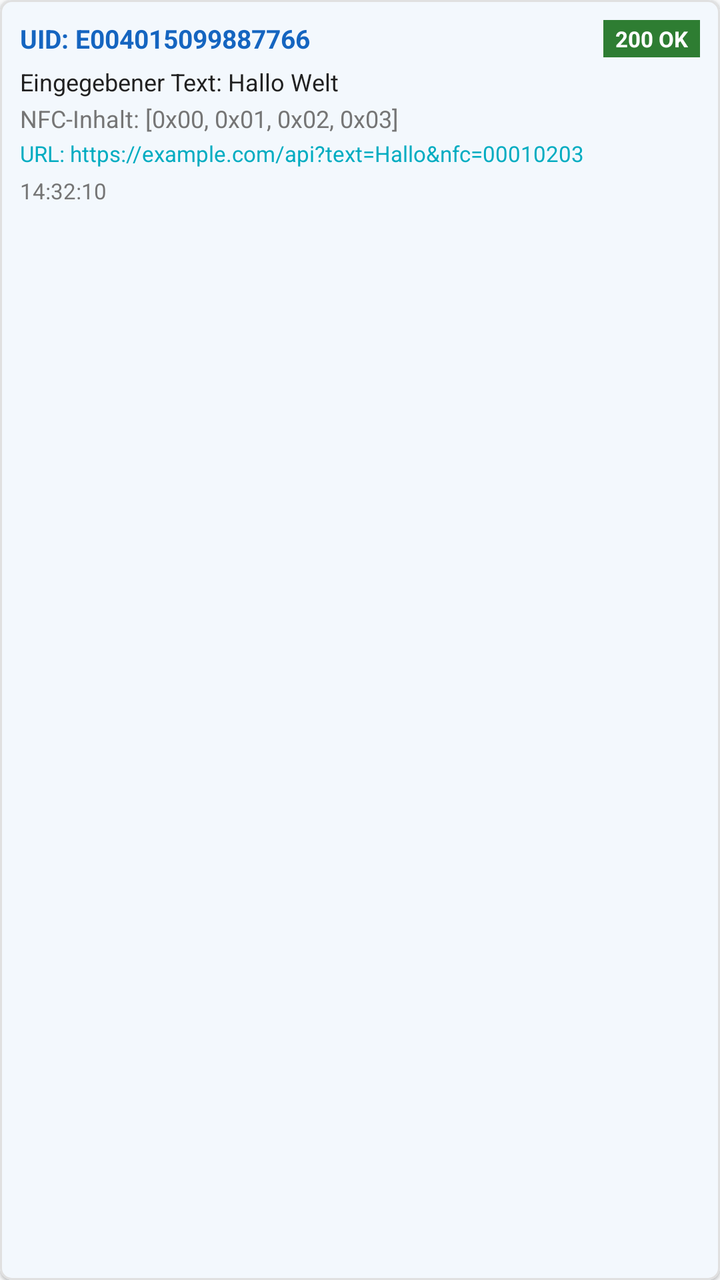
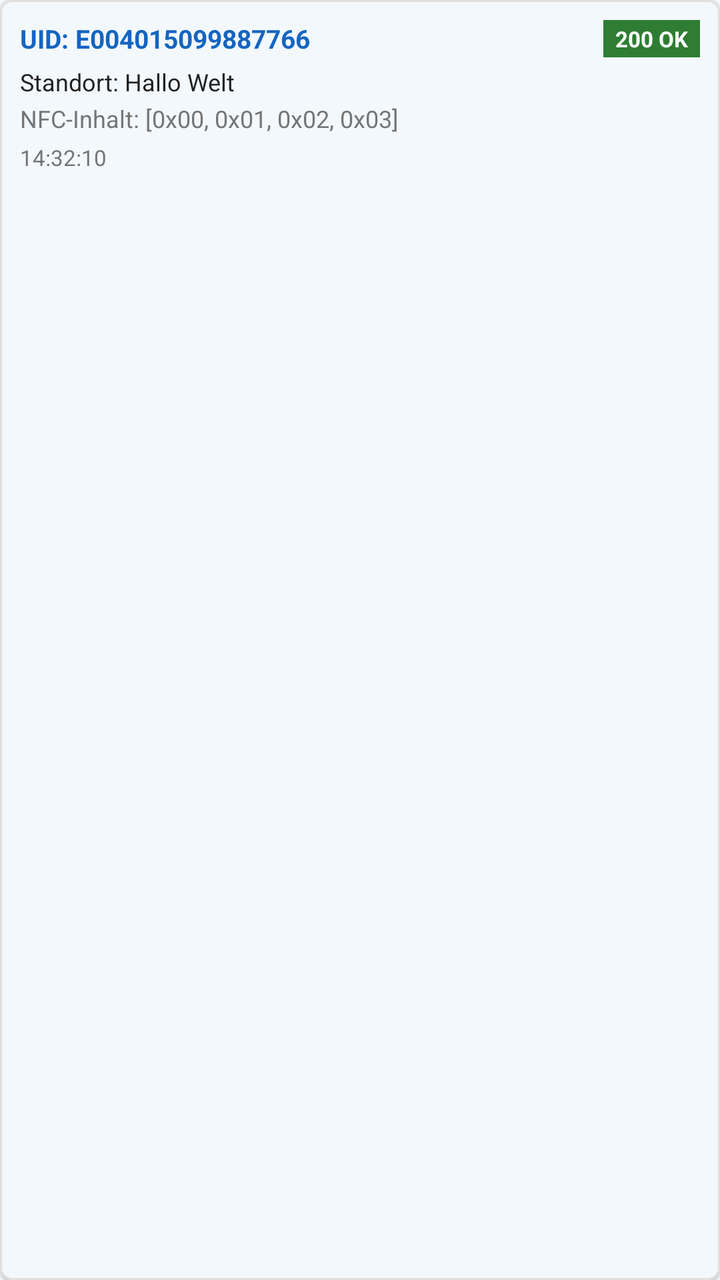

Before-and-after screenshots of an Android layout around one commit, followed by the original layout XML and the change that was made.
<!-- AndroidManifest.xml: application theme Theme.NfcReader -->
<!-- res/layout/item_scan_log.xml -->
<?xml version="1.0" encoding="utf-8"?>
<com.google.android.material.card.MaterialCardView
    xmlns:android="http://schemas.android.com/apk/res/android"
    xmlns:app="http://schemas.android.com/apk/res-auto"
    android:layout_width="match_parent"
    android:layout_height="wrap_content"
    android:layout_marginBottom="8dp"
    app:cardBackgroundColor="@color/surface"
    app:cardCornerRadius="6dp"
    app:cardElevation="1dp"
    app:strokeColor="@color/card_border"
    app:strokeWidth="1dp">

    <LinearLayout
        android:layout_width="match_parent"
        android:layout_height="wrap_content"
        android:orientation="vertical"
        android:padding="10dp">

        <LinearLayout
            android:layout_width="match_parent"
            android:layout_height="wrap_content"
            android:orientation="horizontal"
            android:gravity="center_vertical">

            <TextView
                android:id="@+id/tvLogTagUid"
                android:layout_width="0dp"
                android:layout_height="wrap_content"
                android:layout_weight="1"
                android:text="UID: E004015099887766"
                android:textColor="@color/primary_dark"
                android:textStyle="bold"
                android:textSize="13sp" />

            <TextView
                android:id="@+id/tvLogStatusBadge"
                android:layout_width="wrap_content"
                android:layout_height="wrap_content"
                android:paddingLeft="6dp"
                android:paddingRight="6dp"
                android:paddingTop="2dp"
                android:paddingBottom="2dp"
                android:text="200 OK"
                android:textColor="@android:color/white"
                android:background="@color/status_success"
                android:textSize="11sp"
                android:textStyle="bold" />
        </LinearLayout>

        <TextView
            android:id="@+id/tvLogUserText"
            android:layout_width="match_parent"
            android:layout_height="wrap_content"
            android:layout_marginTop="4dp"
            android:text="Eingegebener Text: Hallo Welt"
            android:textColor="@color/text_primary"
            android:textSize="12sp" />

        <TextView
            android:id="@+id/tvLogNfcContent"
            android:layout_width="match_parent"
            android:layout_height="wrap_content"
            android:layout_marginTop="2dp"
            android:text="NFC-Inhalt: [0x00, 0x01, 0x02, 0x03]"
            android:textColor="@color/text_secondary"
            android:textSize="12sp" />

        <TextView
            android:id="@+id/tvLogUrl"
            android:layout_width="match_parent"
            android:layout_height="wrap_content"
            android:layout_marginTop="2dp"
            android:text="URL: https://example.com/api?text=Hallo&amp;nfc=00010203"
            android:textColor="@color/accent"
            android:textSize="11sp" />

        <LinearLayout
            android:layout_width="match_parent"
            android:layout_height="wrap_content"
            android:orientation="horizontal"
            android:layout_marginTop="4dp">

            <TextView
                android:id="@+id/tvLogTimestamp"
                android:layout_width="0dp"
                android:layout_height="wrap_content"
                android:layout_weight="1"
                android:text="14:32:10"
                android:textColor="@color/text_secondary"
                android:textSize="11sp" />

            <TextView
                android:id="@+id/tvLogResponseDetails"
                android:layout_width="wrap_content"
                android:layout_height="wrap_content"
                android:textColor="@color/text_secondary"
                android:textSize="11sp" />
        </LinearLayout>

    </LinearLayout>
</com.google.android.material.card.MaterialCardView>
<!-- resources referenced by this layout -->
<resources>
  <color name="accent">#00ACC1</color>
  <color name="card_border">#E0E0E0</color>
  <color name="primary_dark">#1565C0</color>
  <color name="status_success">#2E7D32</color>
  <color name="surface">#FFFFFF</color>
  <color name="text_primary">#212121</color>
  <color name="text_secondary">#757575</color>
  <style name="Theme.NfcReader" parent="Theme.Material3.DayNight.NoActionBar">
          <item name="colorPrimary">@color/primary</item>
          <item name="colorPrimaryDark">@color/primary_dark</item>
          <item name="colorSecondary">@color/accent</item>
          <item name="colorSurface">@color/surface</item>
          <item name="android:colorBackground">@color/background</item>
          <item name="android:textColorPrimary">@color/text_primary</item>
          <item name="android:textColorSecondary">@color/text_secondary</item>
          <item name="android:statusBarColor">@color/status_bar</item>
      </style>
  <color name="primary">#1E88E5</color>
  <color name="background">#F8F9FA</color>
  <color name="status_bar">#1565C0</color>
</resources>

<!-- the commit's change to res/layout/item_scan_log.xml (unified diff, before → after) -->
@@ -53,7 +53,7 @@
             android:layout_width="match_parent"
             android:layout_height="wrap_content"
             android:layout_marginTop="4dp"
-            android:text="Eingegebener Text: Hallo Welt"
+            android:text="Standort: Hallo Welt"
             android:textColor="@color/text_primary"
             android:textSize="12sp" />
 
@@ -66,14 +66,56 @@
             android:textColor="@color/text_secondary"
             android:textSize="12sp" />
 
-        <TextView
-            android:id="@+id/tvLogUrl"
+        <LinearLayout
+            android:id="@+id/layoutLogDebugContainer"
             android:layout_width="match_parent"
             android:layout_height="wrap_content"
-            android:layout_marginTop="2dp"
-            android:text="URL: https://example.com/api?text=Hallo&amp;nfc=00010203"
-            android:textColor="@color/accent"
-            android:textSize="11sp" />
+            android:orientation="vertical"
+            android:layout_marginTop="4dp"
+            android:background="#15000000"
+            android:padding="6dp"
+            android:visibility="gone">
+
+            <LinearLayout
+                android:layout_width="match_parent"
+                android:layout_height="wrap_content"
+                android:orientation="horizontal"
+                android:gravity="center_vertical">
+
+                <TextView
+                    android:id="@+id/tvLogDebugTitle"
+                    android:layout_width="0dp"
+                    android:layout_height="wrap_content"
+                    android:layout_weight="1"
+                    android:text="[HTTP-Request Debug]"
+                    android:textColor="@color/text_primary"
+                    android:textStyle="bold"
+                    android:textSize="11sp" />
+
+                <com.google.android.material.button.MaterialButton
+                    android:id="@+id/btnCopyLogDebug"
+                    style="@style/Widget.MaterialComponents.Button.TextButton"
+                    android:layout_width="wrap_content"
+                    android:layout_height="32dp"
+                    android:minWidth="0dp"
+                    android:minHeight="0dp"
+                    android:paddingLeft="8dp"
+                    android:paddingRight="8dp"
+                    android:paddingTop="2dp"
+                    android:paddingBottom="2dp"
+                    android:text="@string/btn_copy_debug"
+                    android:textSize="11sp" />
+            </LinearLayout>
+
+            <TextView
+                android:id="@+id/tvLogDebugRequest"
+                android:layout_width="match_parent"
+                android:layout_height="wrap_content"
+                android:layout_marginTop="2dp"
+                android:textColor="@color/text_primary"
+                android:textSize="11sp"
+                android:fontFamily="monospace" />
+        </LinearLayout>
 
         <LinearLayout
             android:layout_width="match_parent"
<!-- resource entries referenced after the edit -->
@@ -7,6 +7,7 @@
   <color name="surface">#FFFFFF</color>
   <color name="text_primary">#212121</color>
   <color name="text_secondary">#757575</color>
+  <string name="btn_copy_debug">Kopieren</string>
   <style name="Theme.NfcReader" parent="Theme.Material3.DayNight.NoActionBar">
           <item name="colorPrimary">@color/primary</item>
           <item name="colorPrimaryDark">@color/primary_dark</item>
